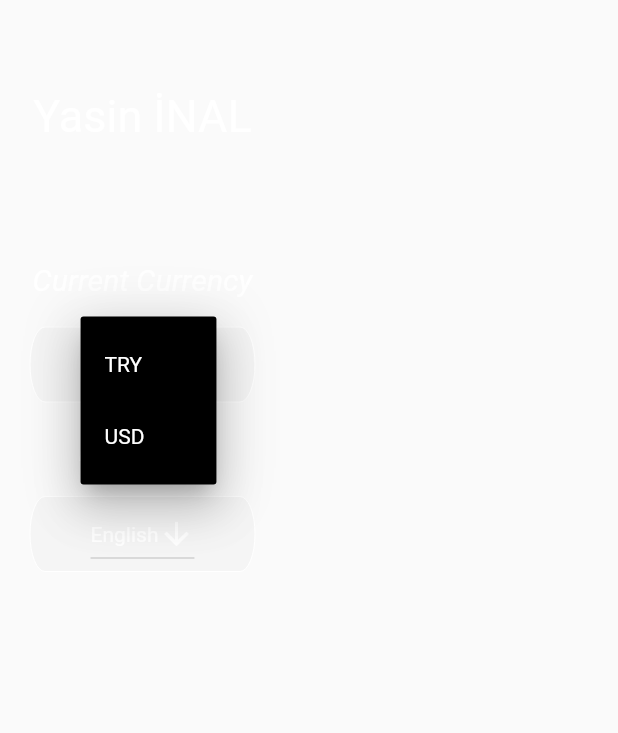
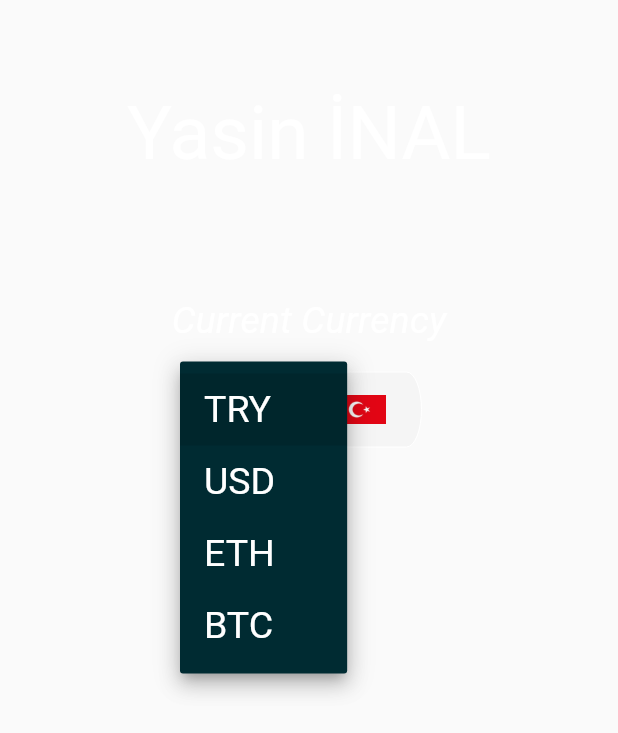
Before and after one commit to shiny-apricot/CryptoApp, a Flutter app: the Profile widget shown alone on an empty page, opened directly, after a tap on "TRY", on a phone screen of 412 x 824 dp. Shown: the top 733 px of the screen. Run offline on Flutter 3.47's test engine with Material 2 defaults, Android fonts, the phone set to English and light mode, and no system bars; our stand-ins replace font_awesome_flutter; missing offline and left inert: selection_menu.

Commit message:
emin
bayrak

```diff
--- a/lib/pages/profile.dart
+++ b/lib/pages/profile.dart
@@ -14,17 +14,19 @@ class _ProfileState extends State<Profile> {
   Widget build(BuildContext context) {
     return
       Container(
-      margin: EdgeInsets.fromLTRB(20,60,0,0),
+      margin: EdgeInsets.fromLTRB(0,60,0,0),
         child: Column(
           children: [
-            Container(
+            Center(
+              child: Container(
                 child: Text('Yasin İNAL',
-                style:TextStyle(color: Colors.white, fontSize: 30.0))
+                  style:TextStyle(color: Colors.white, fontSize: 50.0))
+              ),
             )
             ,
             Container(
               margin: EdgeInsets.fromLTRB(0, 80, 0, 0),
-              child: Text('Current Currency',style:TextStyle(color: Colors.white, fontSize: 20.0,fontStyle: FontStyle.italic)
+              child: Text('Current Currency',style:TextStyle(color: Colors.white, fontSize: 25.0,fontStyle: FontStyle.italic)
               ),
             ),
             Container(
@@ -37,14 +39,18 @@ class _ProfileState extends State<Profile> {
               height: 50,
               margin: EdgeInsets.fromLTRB(0, 20, 0, 0),
               child: Center(
+                child: Row(
+                  children: [
+                    Container(
+                      padding:EdgeInsets.only(left: 5),
                       child: DropdownButton<String>(
-                  dropdownColor: Colors.black,
+                        dropdownColor: Color(0xFF002B32),
                         value: Currency,
                         icon: Icon(Icons.arrow_downward,
                           color: Colors.white,),
                         iconSize: 24,
-                  elevation: 16,
                         style: TextStyle(
+                          fontSize: 25,
                             color: Colors.white
                         ),
                         onChanged: (String newValue) {
@@ -52,7 +58,7 @@ class _ProfileState extends State<Profile> {
                             Currency = newValue;
                           });
                         },
-                  items: <String>['TRY', 'USD']
+                        items: <String>['TRY', 'USD','ETH','BTC']
                             .map<DropdownMenuItem<String>>((String value) {
                           return DropdownMenuItem<String>(
                             value: value,
@@ -62,54 +68,21 @@ class _ProfileState extends State<Profile> {
                             .toList(),
                       ),
                     ),
-            ),
-            Container(
-            margin: EdgeInsets.fromLTRB(0, 20, 0, 0),
-    child: Text('Language',style:TextStyle(color: Colors.white, fontSize: 20.0,fontStyle: FontStyle.italic)
+                    Padding(
+                      padding: const EdgeInsets.only(left: 20.0),
+                      child: Container(
+                        width: 30,
+                        height: 30,
+
+                        child: Image(
+                          image: AssetImage('assets/turkishflag.jpeg'),
                         ),
                       ),
-            Container(
-              decoration: new BoxDecoration(
-                color: Color(0x20D3D3D3),
-                borderRadius: new BorderRadius.all(Radius.elliptical(20, 50)),
-                border: Border.all(color: Colors.white, width: 0.0),
-              ),
-              width: 150,
-              height: 50,
-              margin: EdgeInsets.fromLTRB(0, 20, 0, 0),
-              child: Center(
-                child: DropdownButton<String>(
-
-                  dropdownColor:Colors.black ,
-                  value: Language,
-                  icon: Icon(Icons.arrow_downward,
-                  color: Colors.white,),
-                  iconSize: 24,
-                  elevation: 16,
-                  style: TextStyle(
-                      color: Colors.white
-                  ),
-                  onChanged: (String newValue) {
-                    setState(() {
-                      Language = newValue;
-                    });
-                  },
-                  items: <String>['English', 'Türkçe']
-                      .map<DropdownMenuItem<String>>((String value) {
-                    return DropdownMenuItem<String>(
-                      value: value,
-                      child: Text(value),
-                    );
-                  })
-                      .toList(),
+                    )
+                  ],
                 ),
               ),
-
-
             ),
-
-
-
           ],
 
 
--- a/pubspec.yaml
+++ b/pubspec.yaml
@@ -52,9 +52,8 @@ flutter:
   uses-material-design: true
 
   # To add assets to your application, add an assets section, like this:
-  # assets:
-  #   - images/a_dot_burr.jpeg
-  #   - images/a_dot_ham.jpeg
+  assets:
+    - assets/turkishflag.jpeg
 
   # An image asset can refer to one or more resolution-specific "variants", see
   # https://flutter.dev/assets-and-images/#resolution-aware.
```
Also changed, not shown: assets/turkishflag.jpeg (added). Lines whose indentation alone changed are shown as unchanged.
